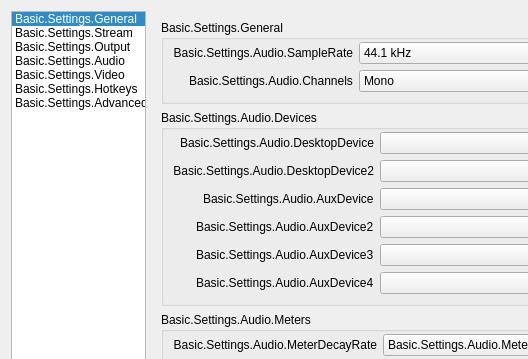
First picture: the form in UI/forms/OBSBasicSettings.ui, repository obsproject/obs-studio, before the edit; both pictures show x 0 to 528 and y 0 to 359 of the 981 by 726 pixel window.
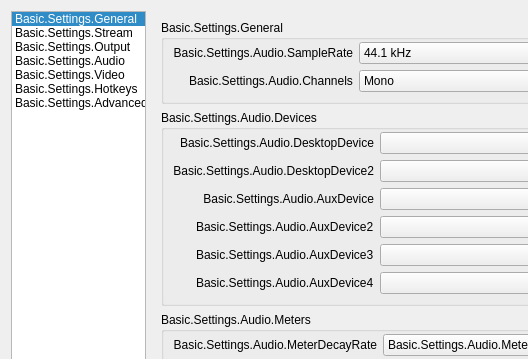
Second picture: the form after the edit. The open tabs and pages were chosen to show the change. Icons and pictures are not drawn. Custom widgets are drawn as their Qt base class.

Commit message: UI: Remove Desktop Audio fields on macOS

Diff of the .ui file:
```diff
--- a/UI/forms/OBSBasicSettings.ui
+++ b/UI/forms/OBSBasicSettings.ui
@@ -3758,8 +3758,8 @@
              <rect>
               <x>0</x>
               <y>0</y>
-              <width>555</width>
-              <height>469</height>
+              <width>810</width>
+              <height>610</height>
              </rect>
             </property>
             <layout class="QVBoxLayout" name="verticalLayout_50">
@@ -3953,9 +3953,18 @@
                    </item>
                    <item row="2" column="0">
                     <widget class="QLabel" name="label_4">
+                     <property name="minimumSize">
+                      <size>
+                       <width>170</width>
+                       <height>0</height>
+                      </size>
+                     </property>
                      <property name="text">
                       <string>Basic.Settings.Audio.AuxDevice</string>
                      </property>
+                     <property name="alignment">
+                      <set>Qt::AlignRight|Qt::AlignTrailing|Qt::AlignVCenter</set>
+                     </property>
                      <property name="buddy">
                       <cstring>auxAudioDevice1</cstring>
                      </property>
```
Left out of the diff: 18 changed lines with no effect on the pictures. The commit also changes 1 other file.
